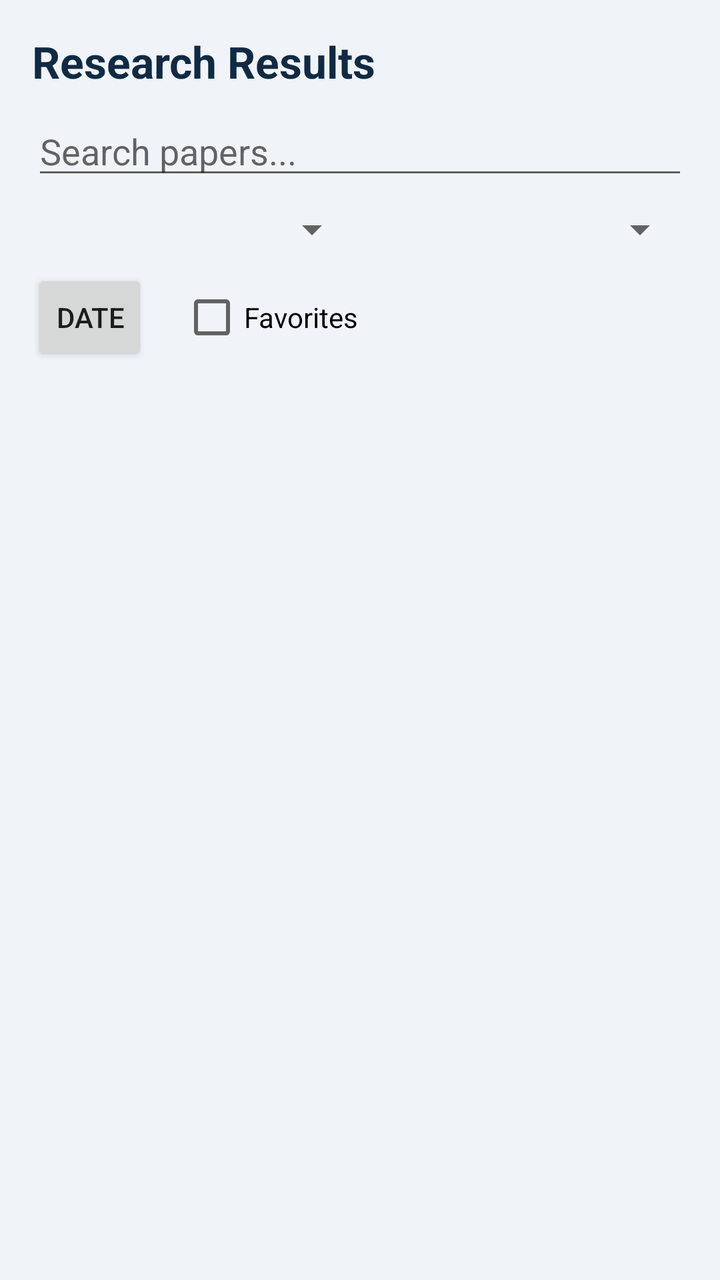
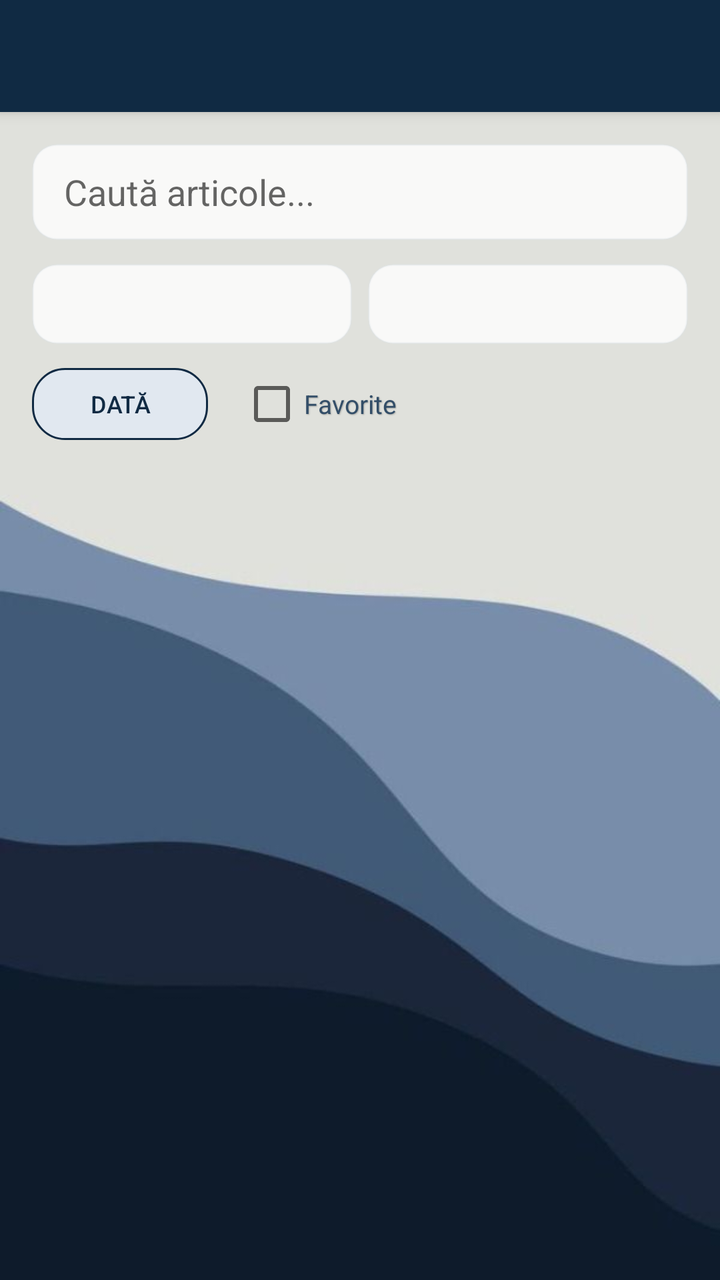

Screens rendered from an Android XML layout before and after an edit, with the pre-edit source and the edit as a unified diff.
<!-- AndroidManifest.xml: application theme Theme.MyApplication -->
<!-- res/layout/activity_research_results.xml -->
<?xml version="1.0" encoding="utf-8"?>
<LinearLayout xmlns:android="http://schemas.android.com/apk/res/android"
    android:layout_width="match_parent"
    android:layout_height="match_parent"
    android:orientation="vertical"
    android:padding="16dp"
    android:background="@color/backgroundColor">

    <TextView
        android:layout_width="wrap_content"
        android:layout_height="wrap_content"
        android:text="Research Results"
        android:textSize="22sp"
        android:textStyle="bold"
        android:textColor="@color/colorPrimary"/>

    <EditText
        android:id="@+id/etSearchPaper"
        android:layout_width="match_parent"
        android:layout_height="wrap_content"
        android:hint="Search papers..."
        android:inputType="text"
        android:layout_marginTop="8dp"/>

    <LinearLayout
        android:layout_width="match_parent"
        android:layout_height="wrap_content"
        android:orientation="horizontal"
        android:layout_marginTop="8dp">

        <Spinner
            android:id="@+id/spSource"
            android:layout_width="0dp"
            android:layout_height="wrap_content"
            android:layout_weight="1"/>

        <Spinner
            android:id="@+id/spSort"
            android:layout_width="0dp"
            android:layout_height="wrap_content"
            android:layout_weight="1"/>
    </LinearLayout>

    <LinearLayout
        android:layout_width="match_parent"
        android:layout_height="wrap_content"
        android:orientation="horizontal"
        android:gravity="center_vertical"
        android:layout_marginTop="8dp">

        <Button
            android:id="@+id/btnDateFilter"
            android:layout_width="wrap_content"
            android:layout_height="wrap_content"
            android:text="Date"
            style="@style/Widget.AppCompat.Button.Small"/>

        <CheckBox
            android:id="@+id/cbFavoritesOnly"
            android:layout_width="wrap_content"
            android:layout_height="wrap_content"
            android:text="Favorites"
            android:layout_marginStart="16dp"/>
    </LinearLayout>

    <ProgressBar
        android:id="@+id/pbResults"
        android:layout_width="wrap_content"
        android:layout_height="wrap_content"
        android:layout_gravity="center"
        android:visibility="gone"
        android:layout_marginTop="16dp"/>

    <ListView
        android:id="@+id/lvPapers"
        android:layout_width="match_parent"
        android:layout_height="match_parent"
        android:layout_marginTop="16dp"
        android:divider="@android:color/darker_gray"
        android:dividerHeight="1dp"/>

</LinearLayout>
<!-- resources referenced by this layout -->
<resources>
  <color name="backgroundColor">@color/bg_academic</color>
  <color name="colorPrimary">@color/navy_primary</color>
  <style name="Theme.MyApplication" parent="Base.Theme.MyApplication" />
  <color name="bg_academic">#F0F4F8</color>
  <color name="navy_primary">#102A43</color>
  <style name="Base.Theme.MyApplication" parent="Theme.AppCompat.Light.NoActionBar">
          
          <item name="colorPrimary">@color/colorPrimary</item>
          <item name="colorPrimaryDark">@color/colorPrimaryDark</item>
          <item name="colorAccent">@color/colorAccent</item>
          <item name="android:windowAnimationStyle">@style/WindowAnimationTransition</item>
      </style>
  <color name="colorPrimaryDark">@color/navy_dark</color>
  <color name="colorAccent">@color/gold_accent</color>
  <style name="WindowAnimationTransition">
          <item name="android:windowEnterAnimation">@android:anim/fade_in</item>
          <item name="android:windowExitAnimation">@android:anim/fade_out</item>
      </style>
  <color name="navy_dark">#000000</color>
  <color name="gold_accent">#B8860B</color>
</resources>

<!-- the commit's change to res/layout/activity_research_results.xml (unified diff, before → after) -->
@@ -1,82 +1,155 @@
 <?xml version="1.0" encoding="utf-8"?>
 <LinearLayout xmlns:android="http://schemas.android.com/apk/res/android"
+    xmlns:app="http://schemas.android.com/apk/res-auto"
     android:layout_width="match_parent"
     android:layout_height="match_parent"
     android:orientation="vertical"
-    android:padding="16dp"
-    android:background="@color/backgroundColor">
+    android:fitsSystemWindows="true"
+    android:background="@drawable/app_background">
 
-    <TextView
-        android:layout_width="wrap_content"
-        android:layout_height="wrap_content"
-        android:text="Research Results"
-        android:textSize="22sp"
-        android:textStyle="bold"
-        android:textColor="@color/colorPrimary"/>
-
-    <EditText
-        android:id="@+id/etSearchPaper"
-        android:layout_width="match_parent"
-        android:layout_height="wrap_content"
-        android:hint="Search papers..."
-        android:inputType="text"
-        android:layout_marginTop="8dp"/>
+    <include layout="@layout/toolbar_main" />
 
     <LinearLayout
         android:layout_width="match_parent"
         android:layout_height="wrap_content"
-        android:orientation="horizontal"
-        android:layout_marginTop="8dp">
+        android:orientation="vertical"
+        android:padding="16dp"
+        android:background="@android:color/transparent">
 
-        <Spinner
-            android:id="@+id/spSource"
-            android:layout_width="0dp"
+        <EditText
+            android:id="@+id/etSearchPaper"
+            android:layout_width="match_parent"
+            android:layout_height="48dp"
+            android:hint="@string/search_hint"
+            android:paddingHorizontal="16dp"
+            android:background="@drawable/bg_card_academic"
+            android:inputType="text" />
+
+        <LinearLayout
+            android:layout_width="match_parent"
             android:layout_height="wrap_content"
-            android:layout_weight="1"/>
+            android:orientation="horizontal"
+            android:layout_marginTop="12dp">
 
-        <Spinner
-            android:id="@+id/spSort"
-            android:layout_width="0dp"
+            <Spinner
+                android:id="@+id/spSource"
+                android:layout_width="0dp"
+                android:layout_height="40dp"
+                android:layout_weight="1"
+                android:background="@drawable/bg_card_academic"
+                android:layout_marginEnd="8dp" />
+
+            <Spinner
+                android:id="@+id/spSort"
+                android:layout_width="0dp"
+                android:layout_height="40dp"
+                android:layout_weight="1"
+                android:background="@drawable/bg_card_academic" />
+        </LinearLayout>
+
+        <LinearLayout
+            android:layout_width="match_parent"
             android:layout_height="wrap_content"
-            android:layout_weight="1"/>
+            android:orientation="horizontal"
+            android:gravity="center_vertical"
+            android:layout_marginTop="12dp">
+
+            <Button
+                android:id="@+id/btnDateFilter"
+                android:layout_width="wrap_content"
+                android:layout_height="36dp"
+                android:text="@string/label_date"
+                android:textSize="12sp"
+                android:background="@drawable/bg_badge_navy"
+                android:textColor="@color/navy_primary"
+                style="?android:attr/borderlessButtonStyle" />
+
+            <CheckBox
+                android:id="@+id/cbFavoritesOnly"
+                android:layout_width="wrap_content"
+                android:layout_height="wrap_content"
+                android:text="@string/label_favorites"
+                android:textSize="13sp"
+                android:textColor="@color/text_body"
+                android:shadowColor="#40000000"
+                android:shadowDx="1"
+                android:shadowDy="1"
+                android:shadowRadius="1"
+                android:layout_marginStart="16dp" />
+        </LinearLayout>
+
     </LinearLayout>
 
-    <LinearLayout
+    <FrameLayout
         android:layout_width="match_parent"
-        android:layout_height="wrap_content"
-        android:orientation="horizontal"
-        android:gravity="center_vertical"
-        android:layout_marginTop="8dp">
+        android:layout_height="match_parent"
+        android:padding="8dp">
 
-        <Button
-            android:id="@+id/btnDateFilter"
+        
+        <ListView
+            android:id="@+id/lvPapers"
+            android:layout_width="match_parent"
+            android:layout_height="match_parent"
+            android:divider="@android:color/transparent"
+            android:dividerHeight="4dp"/>
+
+        
+        <LinearLayout
+            android:id="@+id/llLoadingResults"
             android:layout_width="wrap_content"
             android:layout_height="wrap_content"
-            android:text="Date"
-            style="@style/Widget.AppCompat.Button.Small"/>
+            android:orientation="vertical"
+            android:gravity="center"
+            android:layout_gravity="center"
+            android:visibility="gone">
+            <ProgressBar
+                android:layout_width="wrap_content"
+                android:layout_height="wrap_content"
+                android:indeterminateTint="@color/gold_accent" />
+            <TextView
+                android:layout_width="wrap_content"
+                android:layout_height="wrap_content"
+                android:text="@string/loading_msg"
+                android:textColor="@color/text_body"
+                android:layout_marginTop="12dp"/>
+        </LinearLayout>
 
-        <CheckBox
-            android:id="@+id/cbFavoritesOnly"
-            android:layout_width="wrap_content"
+        
+        <LinearLayout
+            android:id="@+id/llEmptyResults"
+            android:layout_width="match_parent"
             android:layout_height="wrap_content"
-            android:text="Favorites"
-            android:layout_marginStart="16dp"/>
-    </LinearLayout>
-
-    <ProgressBar
-        android:id="@+id/pbResults"
-        android:layout_width="wrap_content"
-        android:layout_height="wrap_content"
-        android:layout_gravity="center"
-        android:visibility="gone"
-        android:layout_marginTop="16dp"/>
-
-    <ListView
-        android:id="@+id/lvPapers"
-        android:layout_width="match_parent"
-        android:layout_height="match_parent"
-        android:layout_marginTop="16dp"
-        android:divider="@android:color/darker_gray"
-        android:dividerHeight="1dp"/>
+            android:orientation="vertical"
+            android:gravity="center"
+            android:layout_gravity="center"
+            android:padding="32dp"
+            android:visibility="gone">
+            <ImageView
+                android:layout_width="64dp"
+                android:layout_height="64dp"
+                android:src="@android:drawable/ic_search_category_default"
+                app:tint="@color/text_muted"
+                android:contentDescription="@string/search_hint"
+                android:alpha="0.4"/>
+            <TextView
+                android:layout_width="wrap_content"
+                android:layout_height="wrap_content"
+                android:text="@string/empty_results_msg"
+                android:textAlignment="center"
+                android:textColor="@color/text_muted"
+                android:layout_marginTop="16dp"/>
+        </LinearLayout>
+    </FrameLayout>
 
 </LinearLayout>
+<!-- res/layout/toolbar_main.xml (included above) -->
+<?xml version="1.0" encoding="utf-8"?>
+<androidx.appcompat.widget.Toolbar xmlns:android="http://schemas.android.com/apk/res/android"
+    xmlns:app="http://schemas.android.com/apk/res-auto"
+    android:id="@+id/toolbar"
+    android:layout_width="match_parent"
+    android:layout_height="?attr/actionBarSize"
+    android:background="?attr/colorPrimary"
+    android:elevation="4dp"
+    android:theme="@style/ThemeOverlay.AppCompat.Dark.ActionBar"
+    app:popupTheme="@style/ThemeOverlay.AppCompat.Light" />
<!-- resource entries referenced after the edit -->
@@ -1,10 +1,30 @@
 <!-- resources referenced by this layout -->
 <resources>
-  <color name="backgroundColor">@color/bg_academic</color>
   <color name="colorPrimary">@color/navy_primary</color>
   <style name="Theme.MyApplication" parent="Base.Theme.MyApplication" />
-  <color name="bg_academic">#F0F4F8</color>
   <color name="navy_primary">#102A43</color>
+  <color name="text_body">#334E68</color>
+  <color name="text_muted">#627D98</color>
+  <!-- drawable app_background: jpg bitmap (drawable, 11839 bytes) -->
+  <!-- drawable bg_badge_navy (drawable) -->
+  <?xml version="1.0" encoding="utf-8"?>
+  <shape xmlns:android="http://schemas.android.com/apk/res/android">
+      <solid android:color="#E1E8F0" />
+      <corners android:radius="16dp" />
+      <stroke android:width="1dp" android:color="@color/navy_primary" />
+  </shape>
+  <!-- drawable bg_card_academic (drawable) -->
+  <?xml version="1.0" encoding="utf-8"?>
+  <shape xmlns:android="http://schemas.android.com/apk/res/android">
+      <solid android:color="#CCFFFFFF" />
+      <corners android:radius="12dp" />
+      <stroke android:width="1dp" android:color="#40D9E2EC" />
+  </shape>
+  <string name="empty_results_msg">Nu am găsit niciun articol care să corespundă criteriilor.</string>
+  <string name="label_date">Dată</string>
+  <string name="label_favorites">Favorite</string>
+  <string name="loading_msg">Se încarcă datele, vă rugăm așteptați...</string>
+  <string name="search_hint">Caută articole...</string>
   <style name="Base.Theme.MyApplication" parent="Theme.AppCompat.Light.NoActionBar">
           
           <item name="colorPrimary">@color/colorPrimary</item>
